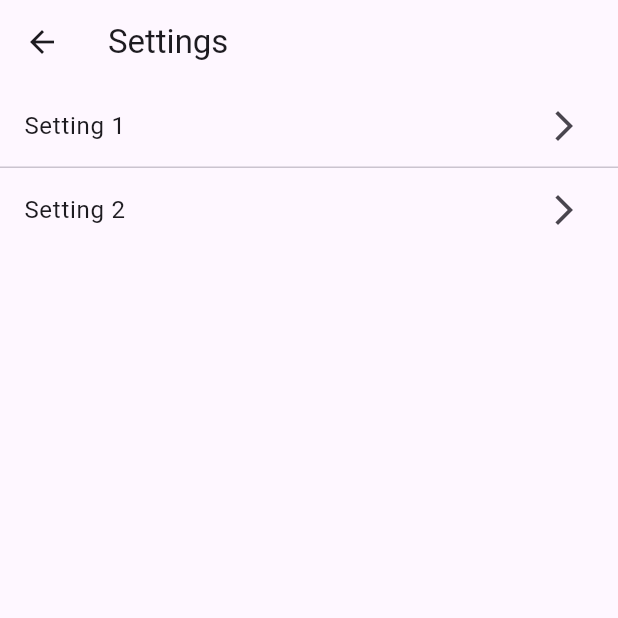
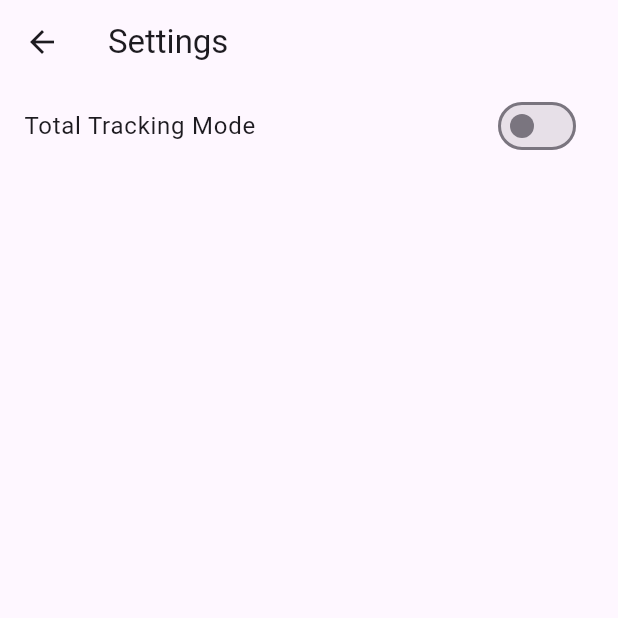
Before and after one commit to holgerm/tracker, a Flutter app: the SettingsPage screen opened by its route, on a phone screen of 412 x 824 dp, the top half of it. Run offline on Flutter 3.47's test engine with Material 3 defaults, Android fonts, the phone set to English and light mode, and no system bars; our stand-ins replace shared_preferences; accounts and stored records are empty.

Commit message:
Totel tracking mode ready

```diff
--- a/lib/main.dart
+++ b/lib/main.dart
@@ -8,6 +8,7 @@ late SharedPreferences preferences;
 void main() async {
   WidgetsFlutterBinding.ensureInitialized();
   preferences = await SharedPreferences.getInstance();
+  await Settings.instance.loadSettings();
   runApp(ChangeNotifierProvider(
       create: (context) => TasksModel(), child: const MyApp()));
 }
@@ -19,14 +20,14 @@ class MyApp extends StatelessWidget {
   @override
   Widget build(BuildContext context) {
     return MaterialApp(
-      title: 'Flutter Demo',
+      title: 'Tracker',
       theme: ThemeData(
         colorScheme: ColorScheme.fromSeed(seedColor: Colors.deepPurple),
         useMaterial3: true,
       ),
       home: const TasksGrid(),
       routes: {
-        '/settings': (context) => SettingsPage(),
+        '/settings': (context) => const SettingsPage(),
         // Add more routes here
       },
     );
--- /dev/null
+++ b/lib/src/settings.dart
@@ -0,0 +1,26 @@
+import 'package:shared_preferences/shared_preferences.dart';
+
+class Settings {
+  Settings._privateConstructor();
+
+  static final Settings instance = Settings._privateConstructor();
+
+  bool _totalTrackMode = false;
+
+  bool get totalTrackMode => _totalTrackMode;
+
+  set totalTrackMode(bool value) {
+    _totalTrackMode = value;
+    _saveTrackMode(value);
+  }
+
+  Future<void> _saveTrackMode(bool value) async {
+    SharedPreferences prefs = await SharedPreferences.getInstance();
+    await prefs.setBool('trackMode', value);
+  }
+
+  Future<void> loadSettings() async {
+    SharedPreferences prefs = await SharedPreferences.getInstance();
+    _totalTrackMode = prefs.getBool('trackMode') ?? false;
+  }
+}
--- a/lib/src/settings_page.dart
+++ b/lib/src/settings_page.dart
@@ -1,28 +1,45 @@
 import 'package:flutter/material.dart';
+import 'package:tracker/src/tracker.dart';
 
-class SettingsPage extends StatelessWidget {
+class SettingsPage extends StatefulWidget {
+  const SettingsPage({super.key});
+
+  @override
+  State<SettingsPage> createState() => _SettingsPageState();
+}
+
+class _SettingsPageState extends State<SettingsPage> {
+  bool _trackMode = false;
+
+  @override
+  void initState() {
+    super.initState();
+    _loadSettings();
+  }
+
+  Future<void> _loadSettings() async {
+    _trackMode = Settings.instance.totalTrackMode;
+    setState(() {});
+  }
+
   @override
   Widget build(BuildContext context) {
     return Scaffold(
       appBar: AppBar(
-        title: Text('Settings'),
+        title: const Text('Settings'),
       ),
       body: ListView(
         children: ListTile.divideTiles(
           context: context,
           tiles: [
-            ListTile(
-              title: Text('Setting 1'),
-              trailing: Icon(Icons.arrow_forward_ios),
-              onTap: () {
-                // Navigate to Setting 1 details page
-              },
-            ),
-            ListTile(
-              title: Text('Setting 2'),
-              trailing: Icon(Icons.arrow_forward_ios),
-              onTap: () {
-                // Navigate to Setting 2 details page
+            SwitchListTile(
+              title: const Text('Total Tracking Mode'),
+              value: _trackMode,
+              onChanged: (bool value) {
+                setState(() {
+                  _trackMode = value;
+                  Settings.instance.totalTrackMode = value;
+                });
               },
             ),
             // Add more ListTile widgets for more settings
--- a/lib/src/tracker.dart
+++ b/lib/src/tracker.dart
@@ -2,3 +2,4 @@ export '../main.dart';
 export 'tasks_grid.dart';
 export 'tasks_model.dart';
 export 'settings_page.dart';
+export 'settings.dart';
```
Also changed, not shown: lib/src/tasks_grid.dart (+27 -6 lines), lib/src/tasks_model.dart (+30 -19 lines), 1 other file.
